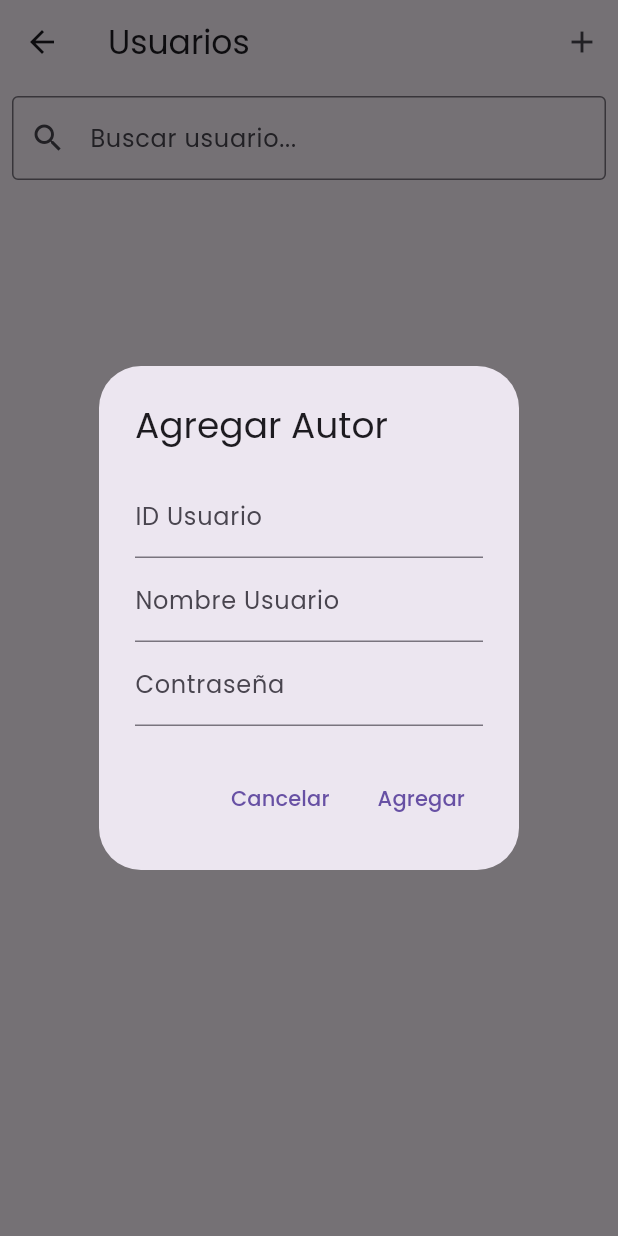
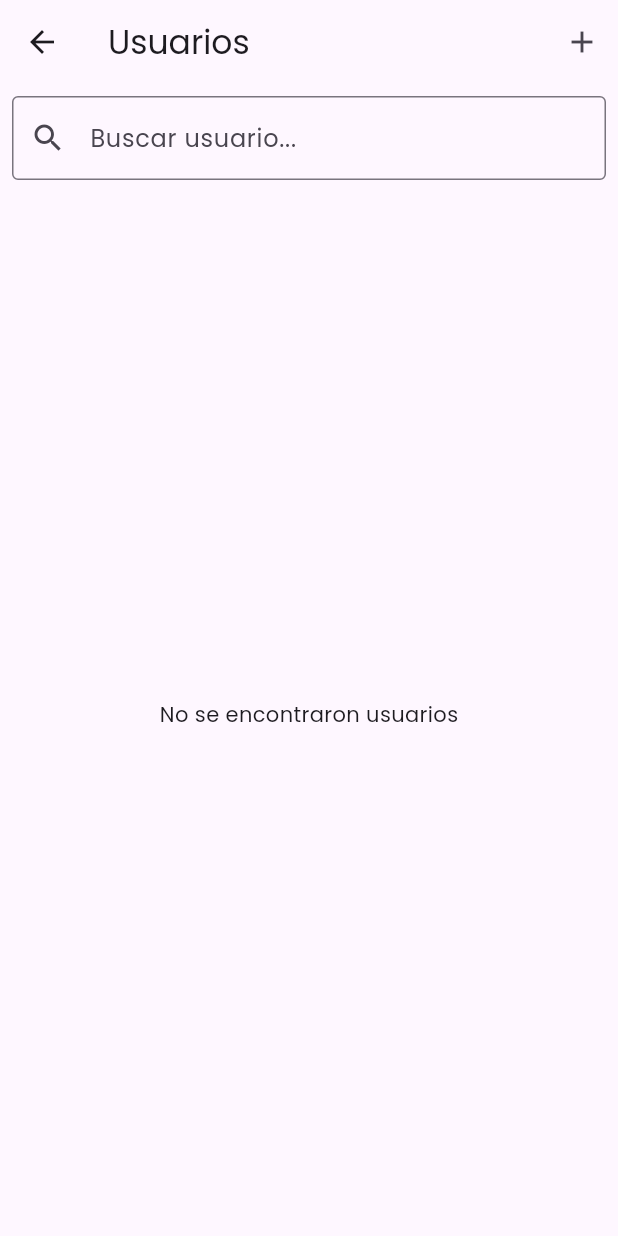
Before and after one commit to Laito97/biblioteca98, a Flutter app: the UsuariosScreen screen opened by its route, after a tap on the "add" icon, on a phone screen of 412 x 824 dp. Run offline on Flutter 3.47's test engine with Material 3 defaults, Android fonts, the phone set to English and light mode, and no system bars; our stand-ins replace shared_preferences; missing offline and left inert: dart:ffi; accounts and stored records are empty; network calls fail.

Commit message:
cambios estilos

```diff
--- a/lib/views/usuarioscreenview/usuarios_screen.dart
+++ b/lib/views/usuarioscreenview/usuarios_screen.dart
@@ -41,32 +41,6 @@ class _UsuariosScreenState extends State<UsuariosScreen> {
     }
   }
 
-  void _showAddUpdateDialog() {
-    showDialog(
-      context: context,
-      builder: (context) {
-        return AlertDialog(
-          title: Text(isEditing ? 'Editar Autor' : 'Agregar Autor'),
-          content: _buildForm(),
-          actions: <Widget>[
-            TextButton(
-              onPressed: () {
-                Navigator.of(context).pop();
-              },
-              child: Text('Cancelar'),
-            ),
-            TextButton(
-              onPressed: () {
-              //  isEditing ? _updateAutor() : _addAutor();
-              },
-              child: Text(isEditing ? 'Actualizar' : 'Agregar'),
-            ),
-          ],
-        );
-      },
-    );
-  }
-
   Widget _buildForm() {
     return Column(
       mainAxisSize: MainAxisSize.min,
@@ -89,6 +63,7 @@ class _UsuariosScreenState extends State<UsuariosScreen> {
     );
   }
 
+
   @override
   Widget build(BuildContext context) {
     return Scaffold(
@@ -104,7 +79,7 @@ class _UsuariosScreenState extends State<UsuariosScreen> {
                 nomController.clear();
                 contrasenaController.clear();
               });
-              _showAddUpdateDialog();
+             // _showAddUpdateDialog();
             },
           ),
         ],
@@ -124,8 +99,7 @@ class _UsuariosScreenState extends State<UsuariosScreen> {
             ),
           ),
           Expanded(
-            child:
-                usuariosFiltrados.isEmpty
+            child: usuariosFiltrados.isEmpty
                 ? Center(child: Text('No se encontraron usuarios'))
                 : ListView.builder(
               itemCount: usuariosFiltrados.length,
```
Lines whose indentation alone changed are shown as unchanged.
